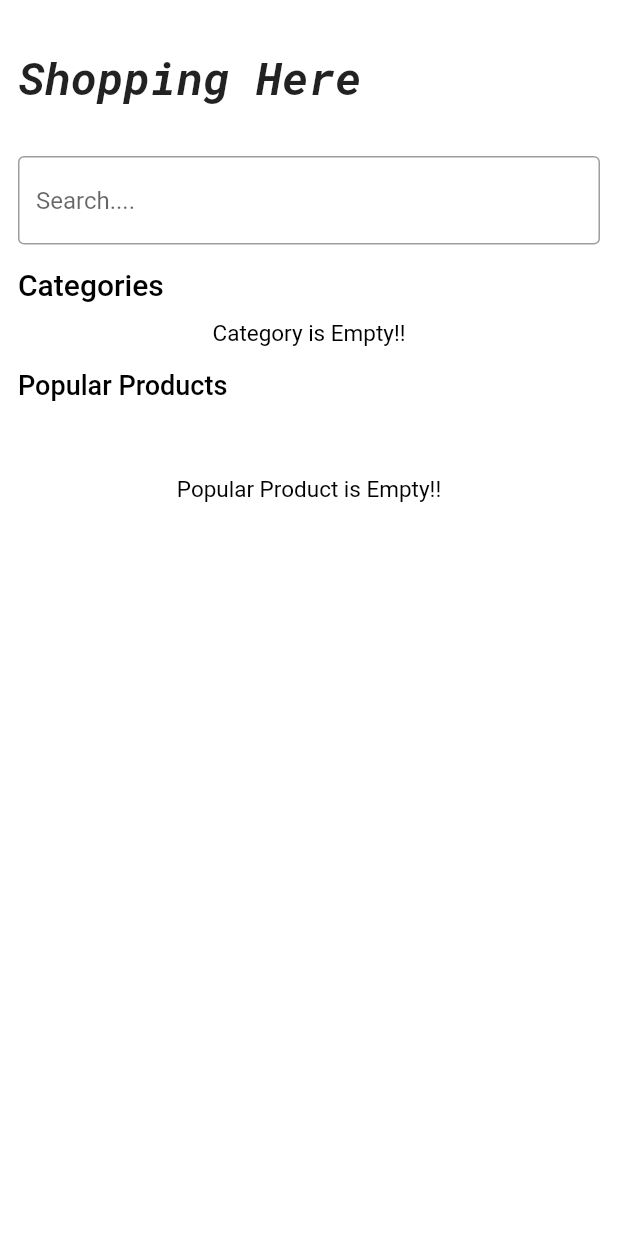
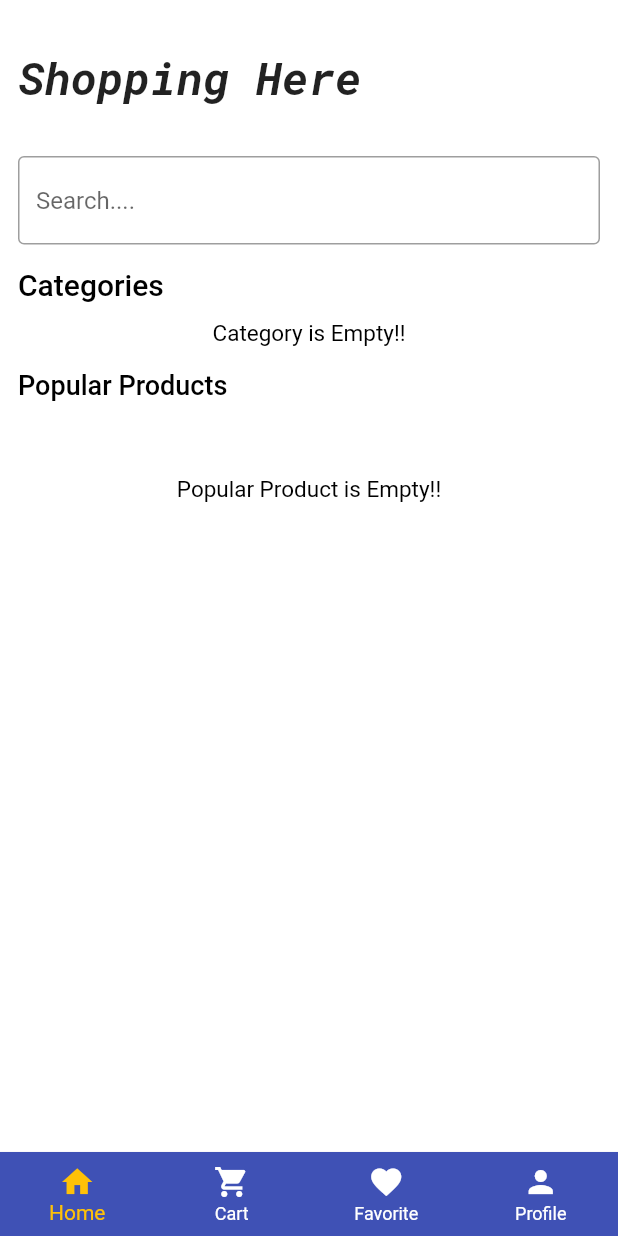
Before and after one commit to RRKawchar/e-commerce-app, a Flutter app: the screen it shows once a user with an empty profile is signed in, on a phone screen of 412 x 824 dp. Run offline on Flutter 3.47's test engine with Material 2 defaults, Android fonts, the phone set to English and light mode, and no system bars; our stand-ins replace cached_network_image, cloud_firestore, firebase_auth, firebase_core, firebase_storage, fluttertoast and 1 more; accounts and stored records are empty.

Commit message:
7th commit

```diff
--- a/lib/main.dart
+++ b/lib/main.dart
@@ -3,7 +3,7 @@ import 'package:e_commerce_app/firebase_helper/firebase_auth_helper/firebase_aut
 import 'package:e_commerce_app/firebase_helper/firebase_options/firebase_options.dart';
 import 'package:e_commerce_app/provider/app_provider.dart';
 import 'package:e_commerce_app/screens/auth_ui/welcome/welcome_screen.dart';
-import 'package:e_commerce_app/screens/home/home_screen.dart';
+import 'package:e_commerce_app/screens/custom_bottom_bar/custom_bottom_navbar.dart';
 import 'package:firebase_core/firebase_core.dart';
 import 'package:flutter/material.dart';
 import 'package:provider/provider.dart';
@@ -30,7 +30,7 @@ class MyApp extends StatelessWidget {
           stream: FirebaseAuthHelper.instance.getAuthChange,
           builder: (context,snapshot){
             if(snapshot.hasData){
-              return const HomeScreen();
+              return const CustomBottomNavbar();
             }else{
               return const WelcomeScreen();
             }
--- a/lib/model/product_model/product_model.dart
+++ b/lib/model/product_model/product_model.dart
@@ -28,7 +28,7 @@ class ProductModel {
   });
 
   factory ProductModel.fromJson(Map<String, dynamic> json) => ProductModel(
-        image: json['image'],
+        image: json['image']??"",
         id: json['id'],
         name: json['name'],
         price: json['price'].toString(),
--- /dev/null
+++ b/lib/model/user_model/user_model.dart
@@ -0,0 +1,45 @@
+import 'dart:convert';
+
+UserModel userModelFromJson(String str) =>
+    UserModel.fromJson(json.decode(str));
+
+String userModelModelToJson(UserModel data) => json.encode(data.toJson());
+
+class UserModel {
+  String image;
+  String id;
+  String name;
+  String? email;
+
+  UserModel({
+    required this.image,
+    required this.id,
+    required this.name,
+     this.email,
+  });
+
+  factory UserModel.fromJson(Map<String, dynamic> json) => UserModel(
+    image: json['image'],
+    email: json['email'],
+    id: json['id'],
+    name: json['name'],
+  );
+
+  Map<String, dynamic> toJson() => {
+    "id": id,
+    "name": name,
+    "image": image,
+    "email": email,
+  };
+
+  UserModel copyWith({
+    String? name,image,
+  }) {
+    return UserModel(
+      image: image??this.image,
+      id: id,
+      email: email,
+      name:name??this.name,
+    );
+  }
+}
--- a/lib/provider/app_provider.dart
+++ b/lib/provider/app_provider.dart
@@ -1,9 +1,13 @@
+import 'package:e_commerce_app/firebase_helper/firebase_firestore_helper/firebase_firestore_helper.dart';
 import 'package:e_commerce_app/model/product_model/product_model.dart';
+import 'package:e_commerce_app/model/user_model/user_model.dart';
 import 'package:flutter/cupertino.dart';
 
 class AppProvider with ChangeNotifier{
 
+  UserModel? _userModel;
 
+  UserModel get getUserInformation=> _userModel!;
   /// Cart Provider..........................
 
   final List<ProductModel> _catProductList=[];
@@ -37,4 +41,12 @@ class AppProvider with ChangeNotifier{
   }
   List<ProductModel> get getFavoriteList=> _favoriteProductList;
 
+
+  /// User Information
+void getUserInfoFirebase()async{
+  _userModel=await FirebaseFireStoreHelper.instance.getUserInformation();
+  notifyListeners();
+
 }
+
+}
--- a/lib/screens/auth_ui/login/login_screen.dart
+++ b/lib/screens/auth_ui/login/login_screen.dart
@@ -5,6 +5,7 @@ import 'package:e_commerce_app/constants/constants.dart';
 import 'package:e_commerce_app/constants/routes.dart';
 import 'package:e_commerce_app/firebase_helper/firebase_auth_helper/firebase_auth_helper.dart';
 import 'package:e_commerce_app/screens/auth_ui/sign_up/sign_up_screen.dart';
+import 'package:e_commerce_app/screens/custom_bottom_bar/custom_bottom_navbar.dart';
 import 'package:e_commerce_app/screens/home/home_screen.dart';
 import 'package:e_commerce_app/widgets/primary_button/primary_button.dart';
 import 'package:e_commerce_app/widgets/top_title/top_title.dart';
@@ -90,7 +91,7 @@ class _LoginScreenState extends State<LoginScreen> {
                       context: context,
                     );
                     if(isLogin){
-                      Routes.pushAndRemoveUntil(context: context, page:const HomeScreen());
+                      Routes.pushAndRemoveUntil(context: context, page:const CustomBottomNavbar());
                     }
                   }
                 },
--- a/lib/screens/auth_ui/sign_up/sign_up_screen.dart
+++ b/lib/screens/auth_ui/sign_up/sign_up_screen.dart
@@ -5,6 +5,7 @@ import 'package:e_commerce_app/constants/constants.dart';
 import 'package:e_commerce_app/constants/routes.dart';
 import 'package:e_commerce_app/firebase_helper/firebase_auth_helper/firebase_auth_helper.dart';
 import 'package:e_commerce_app/screens/auth_ui/login/login_screen.dart';
+import 'package:e_commerce_app/screens/custom_bottom_bar/custom_bottom_navbar.dart';
 import 'package:e_commerce_app/screens/home/home_screen.dart';
 import 'package:e_commerce_app/widgets/primary_button/primary_button.dart';
 import 'package:e_commerce_app/widgets/top_title/top_title.dart';
@@ -120,9 +121,10 @@ class _SignUpScreenState extends State<SignUpScreen> {
                     bool isSignUp = await FirebaseAuthHelper.instance.signUp(
                         email: emailController.text,
                         password: passwordController.text,
+                        name: nameController.text,
                         context: context);
                     if(isSignUp){
-                      Routes.pushAndRemoveUntil(context: context, page:const HomeScreen());
+                      Routes.pushAndRemoveUntil(context: context, page:const CustomBottomNavbar());
                     }
                   }
                 },
--- /dev/null
+++ b/lib/screens/custom_bottom_bar/custom_bottom_navbar.dart
@@ -0,0 +1,53 @@
+import 'package:e_commerce_app/constants/colors.dart';
+import 'package:e_commerce_app/screens/accounts/account_screen.dart';
+import 'package:e_commerce_app/screens/cart_screen/cart_screen.dart';
+import 'package:e_commerce_app/screens/favourite/favorite_screen.dart';
+import 'package:e_commerce_app/screens/home/home_screen.dart';
+import 'package:flutter/material.dart';
+
+class CustomBottomNavbar extends StatefulWidget {
+  const CustomBottomNavbar({Key? key}) : super(key: key);
+
+  @override
+  State<CustomBottomNavbar> createState() => _CustomBottomNavbarState();
+}
+
+class _CustomBottomNavbarState extends State<CustomBottomNavbar> {
+  List<Widget> pages = [
+    const HomeScreen(),
+    const CartScreen(),
+    const FavoriteScreen(),
+    const AccountScreen(),
+  ];
+  int currentIndex = 0;
+
+  void onTap(value){
+    setState(() {
+      currentIndex=value;
+    });
+  }
+
+  @override
+  Widget build(BuildContext context) {
+    return Scaffold(
+      body: pages[currentIndex],
+      bottomNavigationBar: BottomNavigationBar(
+        backgroundColor: primaryColor,
+        elevation: 1,
+        showUnselectedLabels: true,
+        showSelectedLabels: true,
+        currentIndex: currentIndex,
+        unselectedItemColor: Colors.white,
+        selectedItemColor: Colors.amber,
+        type:  BottomNavigationBarType.fixed,
+        items: const [
+          BottomNavigationBarItem(icon: Icon(Icons.home), label: "Home"),
+          BottomNavigationBarItem(icon: Icon(Icons.shopping_cart), label: "Cart"),
+          BottomNavigationBarItem(icon: Icon(Icons.favorite), label: "Favorite"),
+          BottomNavigationBarItem(icon: Icon(Icons.person), label: "Profile"),
+        ],
+        onTap:onTap
+      ),
+    );
+  }
+}
--- a/lib/screens/home/components/popular_product_widget.dart
+++ b/lib/screens/home/components/popular_product_widget.dart
@@ -35,8 +35,8 @@ class PopularProductWidget extends StatelessWidget {
               height: 10,
             ),
             OutlinedButton(
-              onPressed: () {
-                Routes.push(context: context, page: ProductDetailsScreen(productModel: productModel));
+              onPressed: () async{
+                await Routes.push(context: context, page: ProductDetailsScreen(productModel: productModel));
               },
               child: const CustomText(
                 text: "Buy now",
--- a/lib/screens/home/home_screen.dart
+++ b/lib/screens/home/home_screen.dart
@@ -2,12 +2,14 @@ import 'package:e_commerce_app/constants/routes.dart';
 import 'package:e_commerce_app/firebase_helper/firebase_firestore_helper/firebase_firestore_helper.dart';
 import 'package:e_commerce_app/model/categories_model/categories_model.dart';
 import 'package:e_commerce_app/model/product_model/product_model.dart';
+import 'package:e_commerce_app/provider/app_provider.dart';
 import 'package:e_commerce_app/screens/category_view/category_view.dart';
 import 'package:e_commerce_app/screens/home/components/categories_widget.dart';
 import 'package:e_commerce_app/screens/home/components/popular_product_widget.dart';
 import 'package:e_commerce_app/widgets/custom_text/custom_text.dart';
 import 'package:e_commerce_app/widgets/top_title/top_title.dart';
 import 'package:flutter/material.dart';
+import 'package:provider/provider.dart';
 
 class HomeScreen extends StatefulWidget {
   const HomeScreen({Key? key}) : super(key: key);
@@ -24,6 +26,8 @@ class _HomeScreenState extends State<HomeScreen> {
   @override
   void initState() {
     getCategories();
+    AppProvider provider=Provider.of<AppProvider>(context,listen: false);
+    provider.getUserInfoFirebase();
     super.initState();
   }
 
@@ -91,10 +95,14 @@ class _HomeScreenState extends State<HomeScreen> {
                             child: Row(
                               children: categoriesList.map((category) {
                                 return InkWell(
-                                   onTap: (){
-                                     Routes.push(context: context, page: CategoryView(categoriesModel: category));
+                                    onTap: () {
+                                      Routes.push(
+                                          context: context,
+                                          page: CategoryView(
+                                              categoriesModel: category));
                                     },
-                                    child: CategoriesWidget(categoriesModel: category));
+                                    child: CategoriesWidget(
+                                        categoriesModel: category));
                               }).toList(),
                             ),
                           ),
@@ -107,7 +115,7 @@ class _HomeScreenState extends State<HomeScreen> {
                       fontWeight: FontWeight.w500,
                     ),
                     SizedBox(
-                      height:productList.isEmpty? 50:12,
+                      height: productList.isEmpty ? 50 : 12,
                     ),
 
                     /// Popular Products.............................
@@ -130,9 +138,13 @@ class _HomeScreenState extends State<HomeScreen> {
                                     mainAxisSpacing: 5),
                             itemBuilder: (context, index) {
                               ProductModel product = productList[index];
-                          return PopularProductWidget(productModel: product,);
+                              return PopularProductWidget(
+                                productModel: product,
+                              );
                             }),
-                    const SizedBox(height: 12.0,),
+                    const SizedBox(
+                      height: 12.0,
+                    ),
                   ],
                 ),
               ),
--- a/lib/screens/product_details/product_details_screen.dart
+++ b/lib/screens/product_details/product_details_screen.dart
@@ -1,3 +1,4 @@
+import 'package:cached_network_image/cached_network_image.dart';
 import 'package:e_commerce_app/constants/constants.dart';
 import 'package:e_commerce_app/constants/routes.dart';
 import 'package:e_commerce_app/model/product_model/product_model.dart';
@@ -35,6 +36,7 @@ class _ProductDetailsScreenState extends State<ProductDetailsScreen> {
     final size = MediaQuery.of(context).size;
 
     AppProvider appProvider=Provider.of<AppProvider>(context);
+
     return Scaffold(
       appBar: AppBar(
         actions: [
@@ -51,6 +53,7 @@ class _ProductDetailsScreenState extends State<ProductDetailsScreen> {
           child: Column(
             crossAxisAlignment: CrossAxisAlignment.start,
             children: [
+
               CustomNetWorkImage(
                   image: widget.productModel.image,
                   height: 300,
@@ -151,7 +154,7 @@ class _ProductDetailsScreenState extends State<ProductDetailsScreen> {
                   ),
                   ElevatedButton(onPressed: () {
 
-                    Routes.push(context: context, page: const FavoriteScreen());
+                    // Routes.push(context: context, page: const FavoriteScreen());
                   }, child: const Text("Buy Now"))
                 ],
               ),
--- a/pubspec.yaml
+++ b/pubspec.yaml
@@ -42,6 +42,7 @@ dependencies:
   fluttertoast: ^8.2.2
   cached_network_image: ^3.2.3
   provider: ^6.0.5
+  image_picker: ^0.8.7+5
 
 dev_dependencies:
   flutter_test:
```
Also changed, not shown: lib/firebase_helper/firebase_auth_helper/firebase_auth_helper.dart (+15 -3 lines), lib/firebase_helper/firebase_firestore_helper/firebase_firestore_helper.dart (+14 -2 lines), lib/firebase_helper/firebase_storage_helper/firebase_storage_helpers.dart (added, +25 -0 lines), lib/screens/accounts/account_screen.dart (added, +114 -0 lines), lib/screens/cart_screen/components/single_cart_items.dart (+12 -2 lines), lib/screens/edit_profile/edit_profile.dart (added, +66 -0 lines), pubspec.lock. Lines whose indentation alone changed are shown as unchanged.
